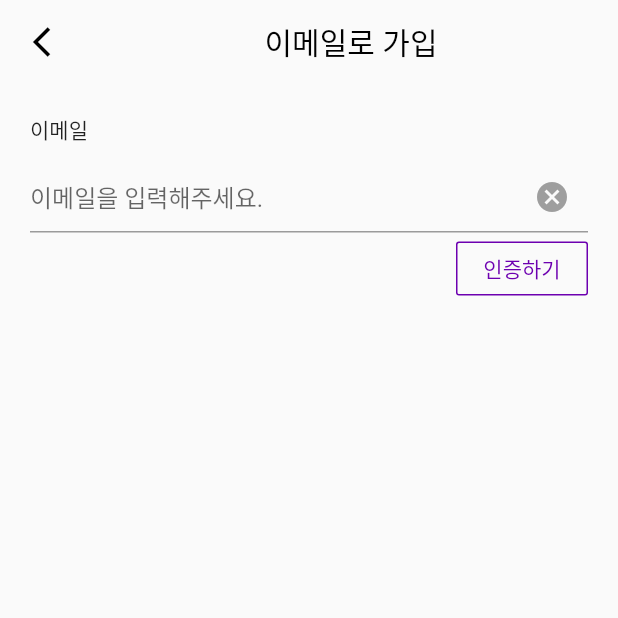
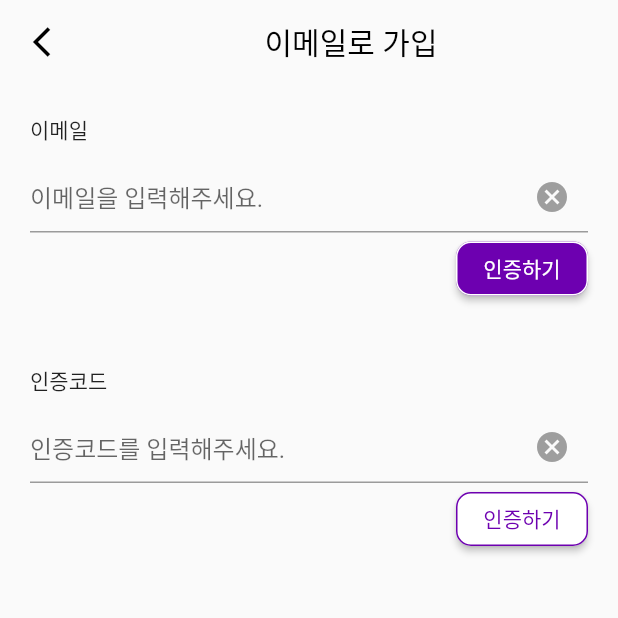
Before and after one commit to dev-hjkim/toy_app, a Flutter app: the JoinEmail2 screen opened directly, after a tap on "인증하기", on a phone screen of 412 x 824 dp, the top half of it. Run offline on Flutter 3.47's test engine with Material 2 defaults, Android fonts, the light colour scheme and no system bars.

Commit message:
mod button setting

```diff
--- a/celebrity/lib/join/join_email2.dart
+++ b/celebrity/lib/join/join_email2.dart
@@ -9,10 +9,15 @@ class JoinEmail2 extends StatefulWidget {
 
 class _JoinEmail2State extends State<JoinEmail2> {
   late TextEditingController email;
+  late TextEditingController code;
+
+  bool showCode = false;
+  bool showNickname = false;
 
   @override
   void initState() {
     email = TextEditingController();
+    code = TextEditingController();
     super.initState();
   }
 
@@ -65,22 +70,77 @@ class _JoinEmail2State extends State<JoinEmail2> {
                                           ),
                                           Align(
                                             alignment: Alignment.centerRight,
-                                            child: OutlineButton(
+                                            child: RaisedButton(
                                               child: Text(
                                                   "인증하기",
                                                   style: TextStyle(
-                                                      color: Color(0xff6D00B0)
+                                                      color: showCode ? Colors.white : Color(0xff6D00B0),
                                                   )
                                               ),
-                                              color: Colors.white,
-                                              borderSide: BorderSide(color: Color(0xff6D00B0), width: 1),
-                                              onPressed: () => { },
+                                              color: showCode ? Color(0xff6D00B0) : Colors.white,
+                                              shape: RoundedRectangleBorder(
+                                                  borderRadius: BorderRadius.circular(10.0),
+                                                  side: BorderSide(color: showCode ? Colors.white : Color(0xff6D00B0), width: 1)),
+                                              onPressed: () => {
+                                                setState(() {
+                                                  showCode = true;
+                                                })
+                                              },
                                             ),
                                           ),
                                         ]
                                     )
                                 )
                             ),
+                            Visibility(
+                              visible: showCode,
+                              child: Padding(
+                                  padding: EdgeInsets.all(20),
+                                  child: Container(
+                                      child: Column(
+                                          children: [
+                                            Align(
+                                              alignment: Alignment.centerLeft,
+                                              child: Text("인증코드"),
+                                            ),
+                                            Padding(padding: EdgeInsets.all(5)),
+                                            TextField(
+                                              decoration: InputDecoration(
+                                                  hintText: "인증코드를 입력해주세요.",
+                                                  suffixIcon: IconButton(
+                                                      onPressed: () {
+                                                        code.clear();
+                                                      },
+                                                      icon: Icon(Icons.cancel, color: Colors.grey)
+                                                  )
+                                              ),
+                                              controller: code,
+                                            ),
+                                            Align(
+                                              alignment: Alignment.centerRight,
+                                              child: RaisedButton(
+                                                child: Text(
+                                                    "인증하기",
+                                                    style: TextStyle(
+                                                      color: showNickname ? Colors.white : Color(0xff6D00B0),
+                                                    )
+                                                ),
+                                                color: showNickname ? Color(0xff6D00B0) : Colors.white,
+                                                shape: RoundedRectangleBorder(
+                                                    borderRadius: BorderRadius.circular(10.0),
+                                                    side: BorderSide(color: showNickname ? Colors.white : Color(0xff6D00B0), width: 1)),
+                                                onPressed: () => {
+                                                  setState(() {
+                                                    showNickname = true;
+                                                  })
+                                                },
+                                              ),
+                                            ),
+                                          ]
+                                      )
+                                  )
+                              ),
+                            )
                           ])
                       )
                   )
--- a/celebrity/lib/login/login.dart
+++ b/celebrity/lib/login/login.dart
@@ -10,11 +10,13 @@ class Login extends StatefulWidget {
 class _LoginState extends State<Login> {
   late TextEditingController email;
   late TextEditingController password;
+  late bool _passwordVisible;
 
   @override
   void initState() {
     email = TextEditingController();
     password = TextEditingController();
+    _passwordVisible = false;
     super.initState();
   }
   @override
@@ -67,13 +69,20 @@ class _LoginState extends State<Login> {
                         ),
                         Padding(padding: EdgeInsets.all(5)),
                         TextField(
+                          obscureText: !_passwordVisible,
                           decoration: InputDecoration(
                               hintText: "비밀번호를 입력해주세요.",
                               suffixIcon: IconButton(
                                   onPressed: () {
-                                    password.clear();
+                                    setState(() {
+                                      _passwordVisible = !_passwordVisible;
+                                    });
                                   },
-                                  icon: Icon(Icons.visibility)
+                                  icon: Icon(
+                                    _passwordVisible
+                                        ? Icons.visibility
+                                        : Icons.visibility_off,
+                                  )
                               )
                           ),
                           controller: password,
```
